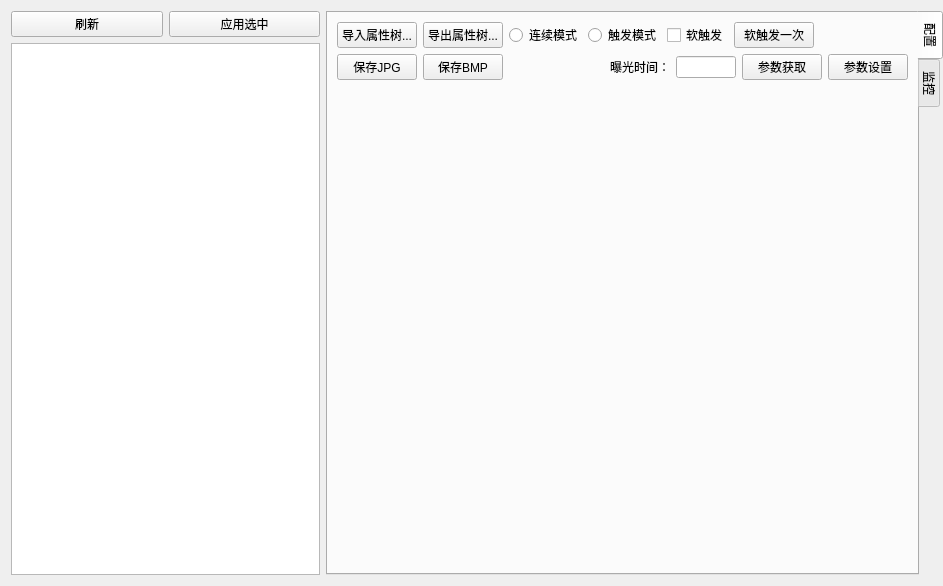
Before: the Qt Designer form module/Com_MVS/MvsCameraConfigUi.ui in IICTCVGaoCeSoftware/EyeStack, drawn with Qt 5.
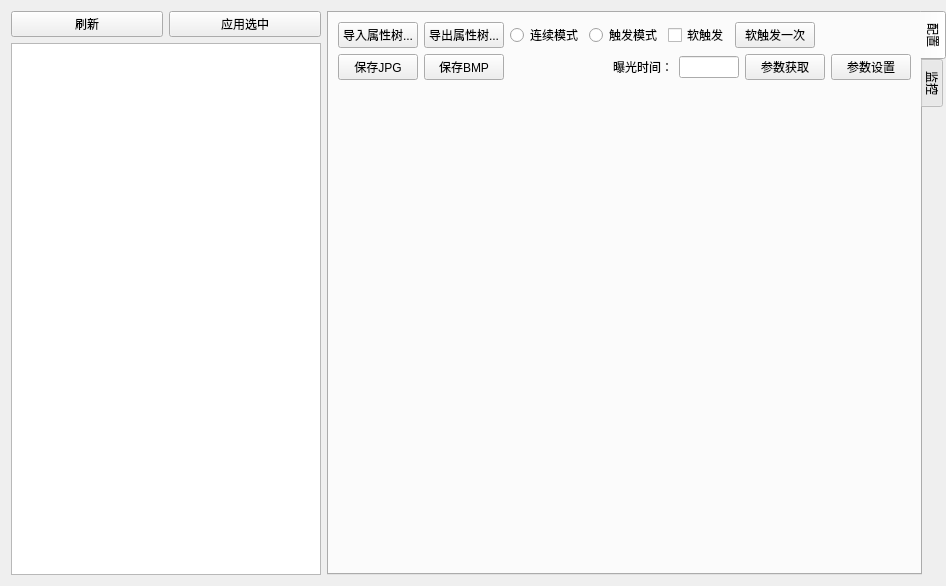
After: the same form once the commit is applied. Icons and pictures are not drawn. Custom widgets are drawn as their Qt base class.

Diff of the .ui file:
```diff
--- a/module/Com_MVS/MvsCameraConfigUi.ui
+++ b/module/Com_MVS/MvsCameraConfigUi.ui
@@ -6,7 +6,7 @@
    <rect>
     <x>0</x>
     <y>0</y>
-    <width>943</width>
+    <width>946</width>
     <height>586</height>
    </rect>
   </property>
```
